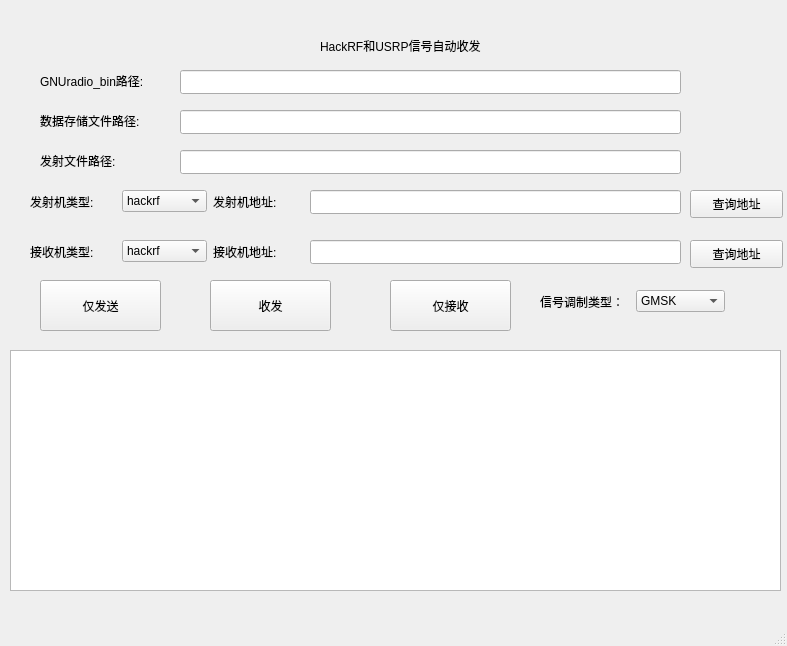
First picture: the form in QT/test.ui, repository dapangpang666/hackrf_usrp_software, before the edit.
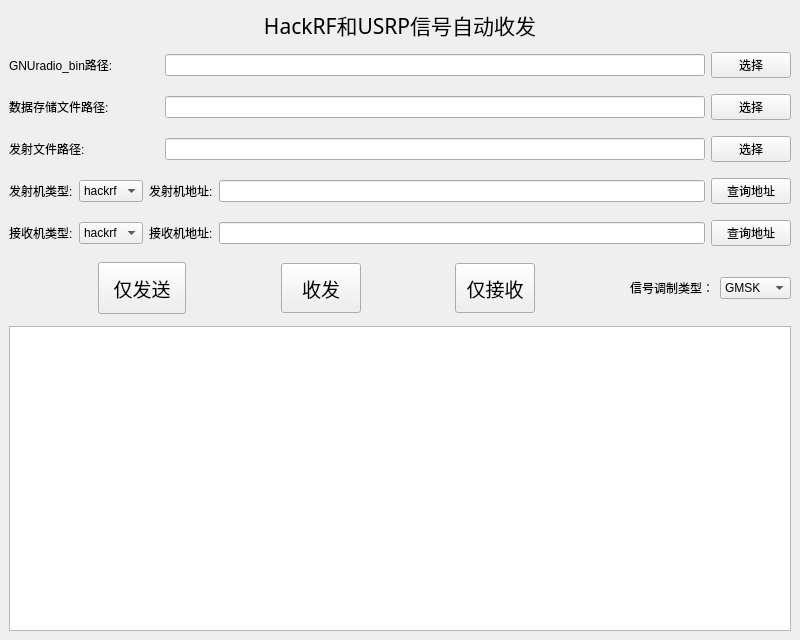
Second picture: the form after the edit.

```diff
--- a/QT/test.ui
+++ b/QT/test.ui
@@ -6,48 +6,35 @@
    <rect>
     <x>0</x>
     <y>0</y>
-    <width>787</width>
-    <height>646</height>
+    <width>800</width>
+    <height>640</height>
    </rect>
   </property>
+  <property name="sizePolicy">
+   <sizepolicy hsizetype="Fixed" vsizetype="Fixed">
+    <horstretch>0</horstretch>
+    <verstretch>0</verstretch>
+   </sizepolicy>
+  </property>
   <property name="windowTitle">
    <string>hackrf_usrp</string>
   </property>
   <widget class="QWidget" name="centralwidget">
-   <widget class="QLineEdit" name="GNUradio_file_text">
-    <property name="geometry">
-     <rect>
-      <x>180</x>
-      <y>70</y>
-      <width>501</width>
-      <height>24</height>
-     </rect>
-    </property>
-   </widget>
-   <widget class="QLabel" name="label">
-    <property name="geometry">
-     <rect>
-      <x>40</x>
-      <y>70</y>
-      <width>141</width>
-      <height>21</height>
-     </rect>
-    </property>
-    <property name="text">
-     <string>GNUradio_bin路径:</string>
-    </property>
-   </widget>
+   <layout class="QGridLayout" name="gridLayout">
+    <item row="0" column="0">
+     <layout class="QVBoxLayout" name="verticalLayout_3">
+      <item>
+       <layout class="QVBoxLayout" name="verticalLayout_2">
+        <item>
    <widget class="QLabel" name="label_7">
     <property name="enabled">
      <bool>true</bool>
     </property>
-    <property name="geometry">
-     <rect>
-      <x>320</x>
-      <y>20</y>
-      <width>211</width>
-      <height>51</height>
-     </rect>
+          <property name="font">
+           <font>
+            <family>微软雅黑</family>
+            <pointsize>16</pointsize>
+           </font>
     </property>
     <property name="lineWidth">
      <number>1</number>
@@ -61,101 +48,235 @@
     <property name="scaledContents">
      <bool>false</bool>
     </property>
-   </widget>
-   <widget class="QLineEdit" name="tran_address_text">
-    <property name="geometry">
-     <rect>
-      <x>310</x>
-      <y>190</y>
-      <width>371</width>
-      <height>24</height>
-     </rect>
-    </property>
-   </widget>
-   <widget class="QLineEdit" name="rece_address_text">
-    <property name="geometry">
-     <rect>
-      <x>310</x>
-      <y>240</y>
-      <width>371</width>
-      <height>24</height>
-     </rect>
-    </property>
-   </widget>
-   <widget class="QPushButton" name="only_tran_btn">
-    <property name="geometry">
-     <rect>
-      <x>40</x>
-      <y>280</y>
-      <width>121</width>
-      <height>51</height>
-     </rect>
-    </property>
+          <property name="alignment">
+           <set>Qt::AlignCenter</set>
+          </property>
+         </widget>
+        </item>
+        <item>
+         <spacer name="verticalSpacer_7">
+          <property name="orientation">
+           <enum>Qt::Vertical</enum>
+          </property>
+          <property name="sizeType">
+           <enum>QSizePolicy::Fixed</enum>
+          </property>
+          <property name="sizeHint" stdset="0">
+           <size>
+            <width>20</width>
+            <height>5</height>
+           </size>
+          </property>
+         </spacer>
+        </item>
+        <item>
+         <layout class="QVBoxLayout" name="verticalLayout">
+          <item>
+           <layout class="QHBoxLayout" name="horizontalLayout_4">
+            <item>
+             <widget class="QLabel" name="label">
+              <property name="sizePolicy">
+               <sizepolicy hsizetype="Fixed" vsizetype="Preferred">
+                <horstretch>0</horstretch>
+                <verstretch>0</verstretch>
+               </sizepolicy>
+              </property>
+              <property name="minimumSize">
+               <size>
+                <width>150</width>
+                <height>0</height>
+               </size>
+              </property>
+              <property name="text">
+               <string>GNUradio_bin路径:</string>
+              </property>
+             </widget>
+            </item>
+            <item>
+             <widget class="QLineEdit" name="GNUradio_file_text"/>
+            </item>
+            <item>
+             <widget class="QPushButton" name="select_gnu_path_btn">
+              <property name="text">
+               <string>选择</string>
+              </property>
+             </widget>
+            </item>
+           </layout>
+          </item>
+          <item>
+           <spacer name="verticalSpacer_2">
+            <property name="orientation">
+             <enum>Qt::Vertical</enum>
+            </property>
+            <property name="sizeType">
+             <enum>QSizePolicy::Fixed</enum>
+            </property>
+            <property name="sizeHint" stdset="0">
+             <size>
+              <width>20</width>
+              <height>10</height>
+             </size>
+            </property>
+           </spacer>
+          </item>
+          <item>
+           <layout class="QHBoxLayout" name="horizontalLayout_5">
+            <item>
+             <widget class="QLabel" name="label_8">
+              <property name="sizePolicy">
+               <sizepolicy hsizetype="Fixed" vsizetype="Preferred">
+                <horstretch>0</horstretch>
+                <verstretch>0</verstretch>
+               </sizepolicy>
+              </property>
+              <property name="minimumSize">
+               <size>
+                <width>150</width>
+                <height>0</height>
+               </size>
+              </property>
     <property name="text">
-     <string>仅发送</string>
-    </property>
-   </widget>
-   <widget class="QPushButton" name="rece_tran_btn">
-    <property name="geometry">
-     <rect>
-      <x>210</x>
-      <y>280</y>
-      <width>121</width>
-      <height>51</height>
-     </rect>
-    </property>
+               <string>数据存储文件路径:</string>
+              </property>
+             </widget>
+            </item>
+            <item>
+             <widget class="QLineEdit" name="data_file_text"/>
+            </item>
+            <item>
+             <widget class="QPushButton" name="select_save_path_btn">
+              <property name="text">
+               <string>选择</string>
+              </property>
+             </widget>
+            </item>
+           </layout>
+          </item>
+          <item>
+           <spacer name="verticalSpacer_3">
+            <property name="orientation">
+             <enum>Qt::Vertical</enum>
+            </property>
+            <property name="sizeType">
+             <enum>QSizePolicy::Fixed</enum>
+            </property>
+            <property name="sizeHint" stdset="0">
+             <size>
+              <width>20</width>
+              <height>10</height>
+             </size>
+            </property>
+           </spacer>
+          </item>
+          <item>
+           <layout class="QHBoxLayout" name="horizontalLayout_6">
+            <item>
+             <widget class="QLabel" name="label_9">
+              <property name="sizePolicy">
+               <sizepolicy hsizetype="Fixed" vsizetype="Preferred">
+                <horstretch>0</horstretch>
+                <verstretch>0</verstretch>
+               </sizepolicy>
+              </property>
+              <property name="minimumSize">
+               <size>
+                <width>150</width>
+                <height>0</height>
+               </size>
+              </property>
     <property name="text">
-     <string>收发</string>
-    </property>
-   </widget>
-   <widget class="QPushButton" name="only_rece_btn">
-    <property name="geometry">
-     <rect>
-      <x>390</x>
-      <y>280</y>
-      <width>121</width>
-      <height>51</height>
-     </rect>
-    </property>
+               <string>发射文件路径:</string>
+              </property>
+             </widget>
+            </item>
+            <item>
+             <widget class="QLineEdit" name="tran_data_file_text"/>
+            </item>
+            <item>
+             <widget class="QPushButton" name="select_source_path_btn">
+              <property name="text">
+               <string>选择</string>
+              </property>
+             </widget>
+            </item>
+           </layout>
+          </item>
+          <item>
+           <spacer name="verticalSpacer_4">
+            <property name="orientation">
+             <enum>Qt::Vertical</enum>
+            </property>
+            <property name="sizeType">
+             <enum>QSizePolicy::Fixed</enum>
+            </property>
+            <property name="sizeHint" stdset="0">
+             <size>
+              <width>20</width>
+              <height>10</height>
+             </size>
+            </property>
+           </spacer>
+          </item>
+          <item>
+           <layout class="QHBoxLayout" name="horizontalLayout">
+            <item>
+             <widget class="QLabel" name="label_3">
     <property name="text">
-     <string>仅接收</string>
-    </property>
-   </widget>
+               <string>发射机类型:</string>
+              </property>
+             </widget>
+            </item>
+            <item>
+             <widget class="QComboBox" name="tran_kind_box">
+              <item>
+               <property name="text">
+                <string>hackrf</string>
+               </property>
+              </item>
+              <item>
+               <property name="text">
+                <string>usrp</string>
+               </property>
+              </item>
+             </widget>
+            </item>
+            <item>
+             <widget class="QLabel" name="label_5">
+              <property name="text">
+               <string>发射机地址:</string>
+              </property>
+             </widget>
+            </item>
+            <item>
+             <widget class="QLineEdit" name="tran_address_text"/>
+            </item>
+            <item>
    <widget class="QPushButton" name="f_tran_ad_btn">
-    <property name="geometry">
-     <rect>
-      <x>690</x>
-      <y>190</y>
-      <width>93</width>
-      <height>28</height>
-     </rect>
-    </property>
     <property name="text">
      <string>查询地址</string>
     </property>
    </widget>
-   <widget class="QPushButton" name="f_rece_ad_btn">
-    <property name="geometry">
-     <rect>
-      <x>690</x>
-      <y>240</y>
-      <width>93</width>
-      <height>28</height>
-     </rect>
-    </property>
-    <property name="text">
-     <string>查询地址</string>
-    </property>
-   </widget>
-   <widget class="QWidget" name="layoutWidget">
-    <property name="geometry">
-     <rect>
-      <x>30</x>
-      <y>240</y>
-      <width>269</width>
-      <height>23</height>
-     </rect>
-    </property>
+            </item>
+           </layout>
+          </item>
+          <item>
+           <spacer name="verticalSpacer_5">
+            <property name="orientation">
+             <enum>Qt::Vertical</enum>
+            </property>
+            <property name="sizeType">
+             <enum>QSizePolicy::Fixed</enum>
+            </property>
+            <property name="sizeHint" stdset="0">
+             <size>
+              <width>20</width>
+              <height>10</height>
+             </size>
+            </property>
+           </spacer>
+          </item>
+          <item>
     <layout class="QHBoxLayout" name="horizontalLayout_2">
      <item>
       <widget class="QLabel" name="label_4">
@@ -185,90 +306,149 @@
        </property>
       </widget>
      </item>
-    </layout>
-   </widget>
-   <widget class="QWidget" name="layoutWidget">
-    <property name="geometry">
-     <rect>
-      <x>30</x>
-      <y>190</y>
-      <width>269</width>
-      <height>23</height>
-     </rect>
-    </property>
-    <layout class="QHBoxLayout" name="horizontalLayout">
      <item>
-      <widget class="QLabel" name="label_3">
+             <widget class="QLineEdit" name="rece_address_text"/>
+            </item>
+            <item>
+             <widget class="QPushButton" name="f_rece_ad_btn">
        <property name="text">
-        <string>发射机类型:</string>
+               <string>查询地址</string>
        </property>
       </widget>
      </item>
+           </layout>
+          </item>
      <item>
-      <widget class="QComboBox" name="tran_kind_box">
+           <spacer name="verticalSpacer_6">
+            <property name="orientation">
+             <enum>Qt::Vertical</enum>
+            </property>
+            <property name="sizeType">
+             <enum>QSizePolicy::Fixed</enum>
+            </property>
+            <property name="sizeHint" stdset="0">
+             <size>
+              <width>20</width>
+              <height>10</height>
+             </size>
+            </property>
+           </spacer>
+          </item>
        <item>
-        <property name="text">
-         <string>hackrf</string>
-        </property>
+           <layout class="QHBoxLayout" name="horizontalLayout_7">
+            <item>
+             <spacer name="horizontalSpacer_4">
+              <property name="orientation">
+               <enum>Qt::Horizontal</enum>
+              </property>
+              <property name="sizeHint" stdset="0">
+               <size>
+                <width>40</width>
+                <height>20</height>
+               </size>
+              </property>
+             </spacer>
        </item>
        <item>
+             <widget class="QPushButton" name="only_tran_btn">
+              <property name="sizePolicy">
+               <sizepolicy hsizetype="Expanding" vsizetype="Expanding">
+                <horstretch>0</horstretch>
+                <verstretch>0</verstretch>
+               </sizepolicy>
+              </property>
+              <property name="minimumSize">
+               <size>
+                <width>30</width>
+                <height>50</height>
+               </size>
+              </property>
+              <property name="font">
+               <font>
+                <pointsize>14</pointsize>
+               </font>
+              </property>
         <property name="text">
-         <string>usrp</string>
-        </property>
-       </item>
+               <string>仅发送</string>
+              </property>
       </widget>
      </item>
      <item>
-      <widget class="QLabel" name="label_5">
+             <spacer name="horizontalSpacer">
+              <property name="orientation">
+               <enum>Qt::Horizontal</enum>
+              </property>
+              <property name="sizeHint" stdset="0">
+               <size>
+                <width>40</width>
+                <height>20</height>
+               </size>
+              </property>
+             </spacer>
+            </item>
+            <item>
+             <widget class="QPushButton" name="rece_tran_btn">
+              <property name="minimumSize">
+               <size>
+                <width>0</width>
+                <height>50</height>
+               </size>
+              </property>
+              <property name="font">
+               <font>
+                <pointsize>14</pointsize>
+               </font>
+              </property>
        <property name="text">
-        <string>发射机地址:</string>
+               <string>收发</string>
        </property>
       </widget>
      </item>
-    </layout>
-   </widget>
-   <widget class="QTextBrowser" name="textBrowser">
-    <property name="geometry">
-     <rect>
-      <x>10</x>
-      <y>350</y>
-      <width>771</width>
-      <height>241</height>
-     </rect>
-    </property>
-   </widget>
-   <widget class="QLineEdit" name="data_file_text">
-    <property name="geometry">
-     <rect>
-      <x>180</x>
-      <y>110</y>
-      <width>501</width>
-      <height>24</height>
-     </rect>
-    </property>
-   </widget>
-   <widget class="QLabel" name="label_8">
-    <property name="geometry">
-     <rect>
-      <x>40</x>
-      <y>110</y>
-      <width>141</width>
-      <height>21</height>
-     </rect>
-    </property>
+            <item>
+             <spacer name="horizontalSpacer_2">
+              <property name="orientation">
+               <enum>Qt::Horizontal</enum>
+              </property>
+              <property name="sizeHint" stdset="0">
+               <size>
+                <width>40</width>
+                <height>20</height>
+               </size>
+              </property>
+             </spacer>
+            </item>
+            <item>
+             <widget class="QPushButton" name="only_rece_btn">
+              <property name="minimumSize">
+               <size>
+                <width>0</width>
+                <height>50</height>
+               </size>
+              </property>
+              <property name="font">
+               <font>
+                <pointsize>14</pointsize>
+               </font>
+              </property>
     <property name="text">
-     <string>数据存储文件路径:</string>
-    </property>
-   </widget>
-   <widget class="QWidget" name="layoutWidget">
-    <property name="geometry">
-     <rect>
-      <x>540</x>
-      <y>290</y>
-      <width>185</width>
-      <height>23</height>
-     </rect>
-    </property>
+               <string>仅接收</string>
+              </property>
+             </widget>
+            </item>
+            <item>
+             <spacer name="horizontalSpacer_3">
+              <property name="orientation">
+               <enum>Qt::Horizontal</enum>
+              </property>
+              <property name="sizeHint" stdset="0">
+               <size>
+                <width>40</width>
+                <height>20</height>
+               </size>
+              </property>
+             </spacer>
+            </item>
+            <item>
     <layout class="QHBoxLayout" name="horizontalLayout_3">
      <item>
       <widget class="QLabel" name="label_2">
@@ -322,42 +502,36 @@
       </widget>
      </item>
     </layout>
-   </widget>
-   <widget class="QLineEdit" name="tran_data_file_text">
-    <property name="geometry">
-     <rect>
-      <x>180</x>
-      <y>150</y>
-      <width>501</width>
-      <height>24</height>
-     </rect>
-    </property>
-   </widget>
-   <widget class="QLabel" name="label_9">
-    <property name="geometry">
-     <rect>
-      <x>40</x>
-      <y>150</y>
-      <width>141</width>
-      <height>21</height>
-     </rect>
-    </property>
-    <property name="text">
-     <string>发射文件路径:</string>
-    </property>
-   </widget>
-  </widget>
-  <widget class="QMenuBar" name="menubar">
-   <property name="geometry">
-    <rect>
-     <x>0</x>
-     <y>0</y>
-     <width>787</width>
-     <height>26</height>
-    </rect>
-   </property>
-  </widget>
-  <widget class="QStatusBar" name="statusbar"/>
+            </item>
+           </layout>
+          </item>
+         </layout>
+        </item>
+       </layout>
+      </item>
+      <item>
+       <spacer name="verticalSpacer">
+        <property name="orientation">
+         <enum>Qt::Vertical</enum>
+        </property>
+        <property name="sizeType">
+         <enum>QSizePolicy::Fixed</enum>
+        </property>
+        <property name="sizeHint" stdset="0">
+         <size>
+          <width>20</width>
+          <height>6</height>
+         </size>
+        </property>
+       </spacer>
+      </item>
+      <item>
+       <widget class="QTextBrowser" name="textBrowser"/>
+      </item>
+     </layout>
+    </item>
+   </layout>
+  </widget>
  </widget>
  <resources/>
  <connections/>
```
Lines whose indentation alone changed are shown as unchanged.
